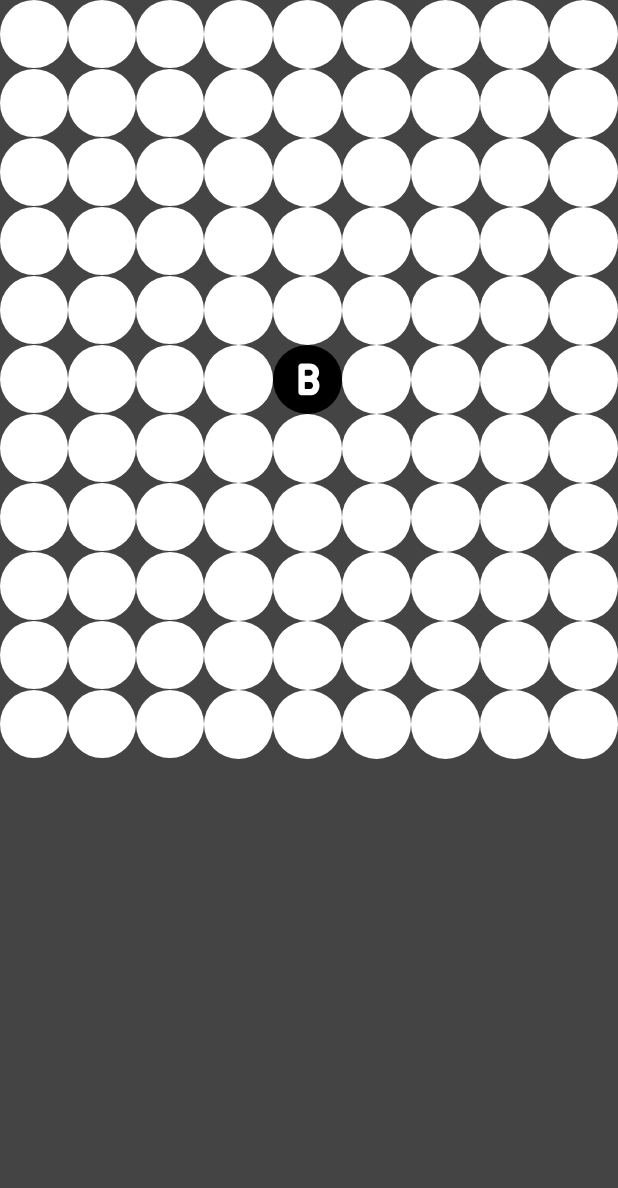
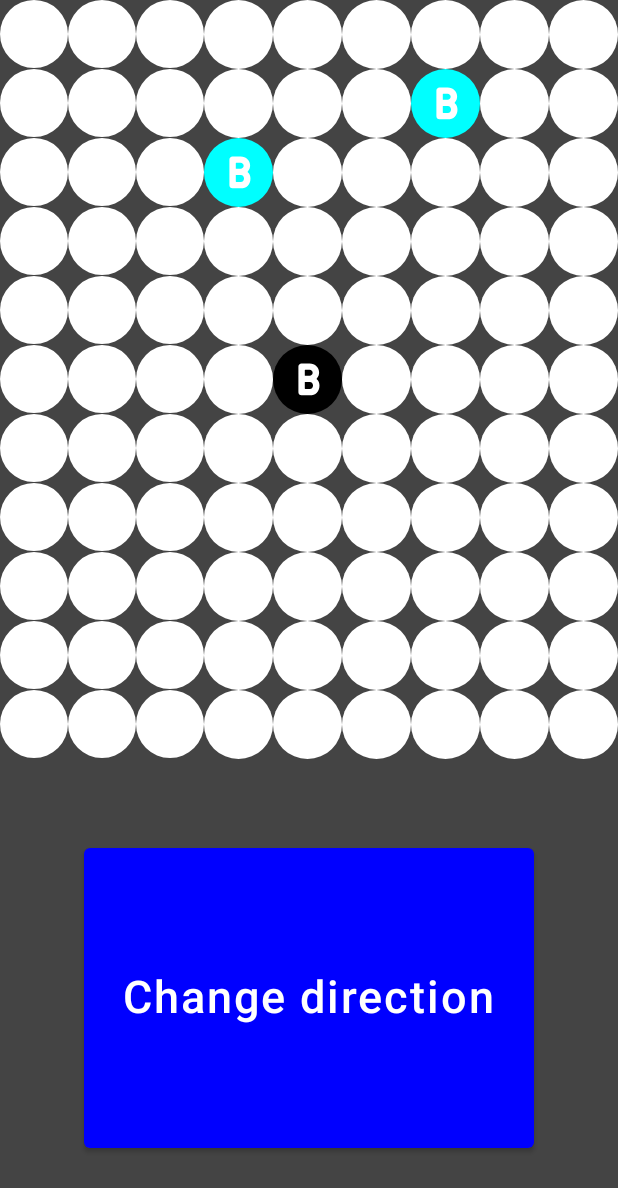
Before and after one commit to timlam9/BeatSnakeChallenge, an Android app built with Jetpack Compose: the screen it shows after launch (MainActivity), on a phone screen of 412 x 824 dp. Shown: the top 1188 px of the screen. Run offline under Robolectric (Android 15) with nearby library versions, the phone set to English and light mode, and no system bars.

Commit message:
Refactor Point

```diff
--- a/app/src/main/java/com/lamti/beatsnakechallenge/Board.kt
+++ b/app/src/main/java/com/lamti/beatsnakechallenge/Board.kt
@@ -1,30 +1,19 @@
 package com.lamti.beatsnakechallenge
 
-import com.lamti.beatsnakechallenge.Cell.Type.DriverHead
-import com.lamti.beatsnakechallenge.Cell.Type.Empty
+import com.lamti.beatsnakechallenge.Board.Direction.Right
 
-data class Board(
-    val grid: List<List<Cell>>
-)
+data class Board(val grid: List<List<Point>>, val direction: Direction = Right) {
 
-class Game(private val height: Int, private val width: Int) {
+    enum class Direction {
+        Right,
+        Down,
+        Left,
+        Up;
 
-    fun generateGrid(): List<List<Cell>> =
-        List(height) { y ->
-            List(width) { x ->
-                generateCell(x, y)
-            }
-        }
-
-    private fun generateCell(x: Int, y: Int): Cell {
-        val centerX = width / 2
-        val centerY = height / 2
-
-        return if (x == centerX && centerY == y) {
-            Cell(DriverHead, x, y)
-        } else {
-            Cell(Empty, x, y)
-        }
+        fun nextItem(): Direction = if (this.ordinal + 1 == values().size)
+            values()[0]
+        else
+            values()[this.ordinal + 1]
     }
 
 }
--- /dev/null
+++ b/app/src/main/java/com/lamti/beatsnakechallenge/Game.kt
@@ -0,0 +1,90 @@
+package com.lamti.beatsnakechallenge
+
+import com.lamti.beatsnakechallenge.Point.Type.*
+import kotlinx.coroutines.flow.MutableStateFlow
+import kotlinx.coroutines.flow.StateFlow
+
+class Game(private val height: Int, private val width: Int) {
+
+    private val _board: MutableStateFlow<Board> = MutableStateFlow(Board(generateGrid()))
+    val board: StateFlow<Board> = _board
+
+    private fun generateGrid(): List<List<Point>> =
+        List(height) { y ->
+            List(width) { x ->
+                generateCell(x, y)
+            }
+        }
+
+    private fun generateCell(x: Int, y: Int): Point {
+        val centerX = width / 2
+        val centerY = height / 2
+
+        val firstPassengerX = (0 until width).random()
+        val firstPassengerY = (0 until height).random()
+
+        return if (x == centerX && centerY == y) {
+            Point(DriverHead, x, y)
+        } else if (x == firstPassengerX && y == firstPassengerY) {
+            Point(Passenger, x, y)
+        } else {
+            Point(Empty, x, y)
+        }
+    }
+
+    fun update() {
+        var driverX = 0
+        var driverY = 0
+
+        board.value.grid.forEach { rows ->
+            rows.forEach { cell ->
+                if (cell.type == DriverHead) {
+                    driverX = cell.x
+                    driverY = cell.y
+                }
+            }
+        }
+
+        val futureDriverX = when {
+            _board.value.direction == Board.Direction.Right && driverX + 1 >= width -> 0
+            _board.value.direction == Board.Direction.Left && driverX == 0 -> width - 1
+            _board.value.direction == Board.Direction.Left -> driverX - 1
+            _board.value.direction == Board.Direction.Right -> driverX + 1
+            else -> driverX
+        }
+
+        val futureDriverY = when {
+            _board.value.direction == Board.Direction.Down && driverY + 1 >= height -> 0
+            _board.value.direction == Board.Direction.Up && driverY == 0 -> height - 1
+            _board.value.direction == Board.Direction.Up -> driverY - 1
+            _board.value.direction == Board.Direction.Down -> driverY + 1
+            else -> driverY
+        }
+
+        _board.value = _board.value.copy(
+            grid = updateGrid(
+                currentDriver = Point(Empty, driverX, driverY),
+                updatedDriver = Point(DriverHead, futureDriverX, futureDriverY)
+            )
+        )
+    }
+
+    private fun updateGrid(
+        currentDriver: Point,
+        updatedDriver: Point
+    ): List<List<Point>> =
+        _board.value.grid.mapIndexed { y, rows ->
+            rows.mapIndexed { x, cell ->
+                when {
+                    currentDriver.x == x && currentDriver.y == y -> Point(Empty, x, y)
+                    updatedDriver.x == x && updatedDriver.y == y -> Point(DriverHead, x, y)
+                    else -> cell
+                }
+            }
+        }
+
+    fun changeDirection() {
+        _board.value = _board.value.copy(direction = _board.value.direction.nextItem())
+    }
+
+}
--- a/app/src/main/java/com/lamti/beatsnakechallenge/MainActivity.kt
+++ b/app/src/main/java/com/lamti/beatsnakechallenge/MainActivity.kt
@@ -1,7 +1,6 @@
 package com.lamti.beatsnakechallenge
 
 import android.os.Bundle
-import android.util.Log
 import androidx.activity.ComponentActivity
 import androidx.activity.compose.setContent
 import androidx.activity.viewModels
@@ -9,47 +8,81 @@ import androidx.compose.foundation.ExperimentalFoundationApi
 import androidx.compose.foundation.Image
 import androidx.compose.foundation.background
 import androidx.compose.foundation.layout.*
-import androidx.compose.foundation.lazy.GridCells
-import androidx.compose.foundation.lazy.LazyVerticalGrid
 import androidx.compose.foundation.shape.CircleShape
-import androidx.compose.material.MaterialTheme
-import androidx.compose.material.Surface
-import androidx.compose.material.Text
-import androidx.compose.runtime.*
+import androidx.compose.material.*
+import androidx.compose.runtime.Composable
+import androidx.compose.runtime.LaunchedEffect
+import androidx.compose.runtime.collectAsState
+import androidx.compose.ui.Alignment
 import androidx.compose.ui.Modifier
 import androidx.compose.ui.draw.clip
 import androidx.compose.ui.graphics.Color
 import androidx.compose.ui.res.painterResource
 import androidx.compose.ui.tooling.preview.Preview
-import androidx.compose.ui.unit.Dp
 import androidx.compose.ui.unit.dp
+import androidx.compose.ui.unit.sp
 import com.lamti.beatsnakechallenge.ui.theme.BeatSnakeChallengeTheme
+import kotlinx.coroutines.delay
+import kotlinx.coroutines.isActive
 
 class MainActivity : ComponentActivity() {
 
+    companion object {
+
+        private const val SPEED: Long = 250
+
+    }
+
     private val viewModel: MainViewModel by viewModels()
 
+    @ExperimentalMaterialApi
     @ExperimentalFoundationApi
     override fun onCreate(savedInstanceState: Bundle?) {
         super.onCreate(savedInstanceState)
         setContent {
             BeatSnakeChallengeTheme {
+                LaunchedEffect(key1 = Unit) {
+                    while (isActive) {
+                        delay(SPEED)
+                        viewModel.update()
+                    }
+                }
                 Surface(color = MaterialTheme.colors.background) {
-                    SnakeGrid(viewModel)
+                    Column(modifier = Modifier.fillMaxSize()) {
+                        SnakeGrid(viewModel)
+                        Box(
+                            modifier = Modifier.fillMaxSize(),
+                            contentAlignment = Alignment.Center
+                        ) {
+                            Button(
+                                modifier = Modifier.size(width = 300.dp, height = 200.dp),
+                                onClick = {
+                                    viewModel.changeDirection()
+                                },
+                                colors = ButtonDefaults.textButtonColors(backgroundColor = Color.Blue)
+                            ) {
+                                Text(
+                                    text = "Change direction",
+                                    fontSize = 30.sp,
+                                    color = Color.White
+                                )
+                            }
+                        }
+                    }
                 }
             }
         }
     }
 }
 
+
 @ExperimentalFoundationApi
 @Composable
 fun SnakeGrid(viewModel: MainViewModel) {
+    val board = viewModel.board.collectAsState().value
 
-    Column(
-        modifier = Modifier.fillMaxSize()
-    ) {
-        viewModel.board.value.grid.forEach { row ->
+    Column {
+        board.grid.forEach { row ->
             Row(
                 modifier = Modifier.fillMaxWidth()
             ) {
@@ -62,7 +95,6 @@ fun SnakeGrid(viewModel: MainViewModel) {
             }
         }
     }
-
 }
 
 @Composable
--- a/app/src/main/java/com/lamti/beatsnakechallenge/MainViewModel.kt
+++ b/app/src/main/java/com/lamti/beatsnakechallenge/MainViewModel.kt
@@ -1,9 +1,7 @@
 package com.lamti.beatsnakechallenge
 
-import androidx.compose.runtime.MutableState
-import androidx.compose.runtime.State
-import androidx.compose.runtime.mutableStateOf
 import androidx.lifecycle.ViewModel
+import kotlinx.coroutines.flow.StateFlow
 import androidx.compose.ui.graphics.Color as ComposeColor
 
 class MainViewModel : ViewModel() {
@@ -16,16 +14,22 @@ class MainViewModel : ViewModel() {
     }
 
     private val game = Game(HEIGHT, WIDTH)
-
-    private val _board: MutableState<Board> = mutableStateOf(Board(game.generateGrid()))
-    val board: State<Board> = _board
+    val board: StateFlow<Board> = game.board
 
     fun getCellColor(x: Int, y: Int): ComposeColor =
-        when (board.value.grid[y][x].type) {
-            Cell.Type.Empty -> ComposeColor.White
-            Cell.Type.Passenger -> ComposeColor.Cyan
-            Cell.Type.DriverHead -> ComposeColor.Black
-            Cell.Type.DriverBody -> ComposeColor.Magenta
+        when (game.board.value.grid[y][x].type) {
+            Point.Type.Empty -> ComposeColor.White
+            Point.Type.Passenger -> ComposeColor.Cyan
+            Point.Type.DriverHead -> ComposeColor.Black
+            Point.Type.DriverBody -> ComposeColor.Magenta
         }
 
+    fun update() {
+        game.update()
+    }
+
+    fun changeDirection() {
+        game.changeDirection()
+    }
+
 }
--- a/app/src/main/java/com/lamti/beatsnakechallenge/Type.kt
+++ b/app/src/main/java/com/lamti/beatsnakechallenge/Type.kt
@@ -1,7 +1,7 @@
 package com.lamti.beatsnakechallenge
 
 
-data class Cell(
+data class Point(
     val type: Type,
     val x: Int,
     val y: Int
```
